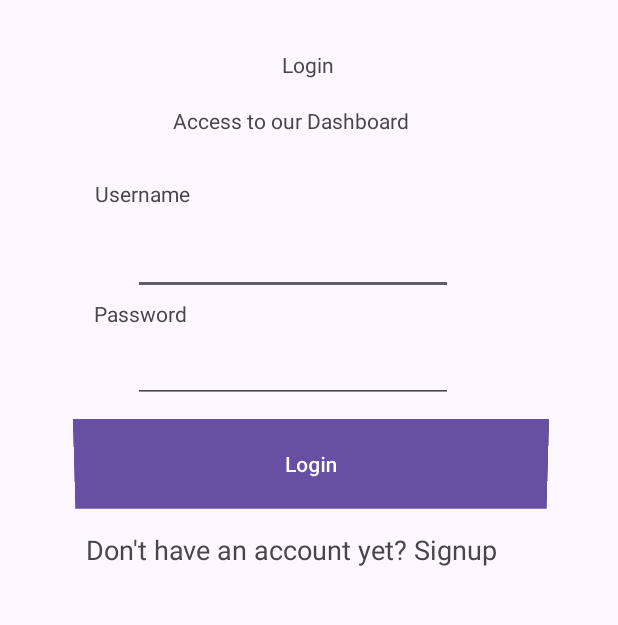
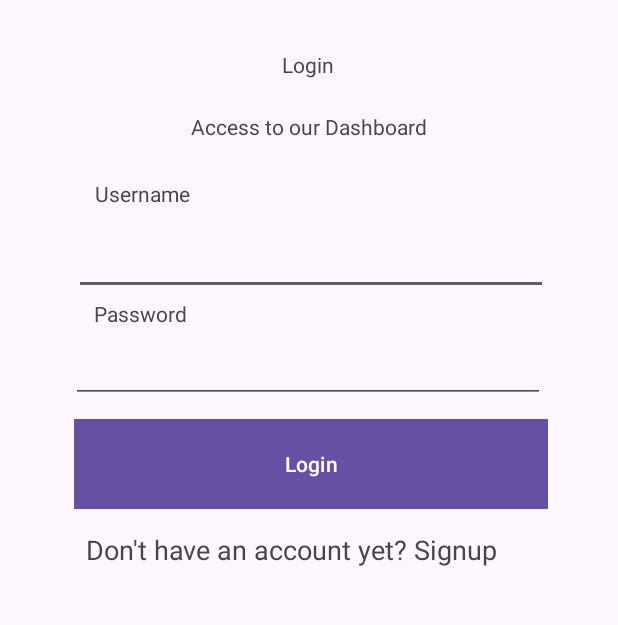
Before and after one commit to Athulya-cloud/dashboard-management, an Android app: the screen it shows after launch (LoginActivity), on a phone screen of 412 x 824 dp, the part 229-854 px from its top. Run offline under Robolectric (Android 15) with nearby library versions, the phone set to English and light mode, and no system bars.

Commit message:
Version of Login Page v1.0

```diff
--- a/app/src/main/java/com/example/mata_eikonatech/LoginActivity.java
+++ b/app/src/main/java/com/example/mata_eikonatech/LoginActivity.java
@@ -1,7 +1,13 @@
 package com.example.mata_eikonatech;
 
 import android.os.AsyncTask;
+import android.os.Bundle;
 import android.util.Log;
+import android.view.View;
+import android.widget.Button;
+import android.widget.EditText;
+import android.widget.Toast;
+import androidx.appcompat.app.AppCompatActivity;
 import org.json.JSONException;
 import org.json.JSONObject;
 import java.io.BufferedReader;
@@ -10,36 +16,55 @@ import java.io.InputStreamReader;
 import java.io.OutputStream;
 import java.net.HttpURLConnection;
 import java.net.URL;
-import androidx.appcompat.app.AppCompatActivity;
-
-import android.os.Bundle;
 
 public class LoginActivity extends AppCompatActivity {
+
+    private EditText usernameEditText;
+    private EditText passwordEditText;
+    private Button loginButton;
 
     @Override
     protected void onCreate(Bundle savedInstanceState) {
         super.onCreate(savedInstanceState);
         setContentView(R.layout.loginactivity);
 
-        // Call the login method when the activity is created
-        login("exampleUsername", "examplePassword");
+        usernameEditText = findViewById(R.id.usernameEditText);
+        passwordEditText = findViewById(R.id.passwordEditText);
+        loginButton = findViewById(R.id.loginButton);
+
+        loginButton.setOnClickListener(new View.OnClickListener() {
+            @Override
+            public void onClick(View v) {
+                String username = usernameEditText.getText().toString().trim();
+                String password = passwordEditText.getText().toString().trim();
+                login(username, password);
+            }
+        });
     }
 
     private void login(String username, String password) {
         new LoginTask(username, password, new LoginTask.LoginListener() {
             @Override
             public void onLoginSuccess(String authToken) {
-                // Handle successful login
+                // Store the bearer token securely (e.g., in SharedPreferences)
+                // Navigate to the next screen
+                Toast.makeText(LoginActivity.this, "Login successful", Toast.LENGTH_SHORT).show();
             }
 
             @Override
             public void onLoginError(String errorMessage) {
-                // Handle login error
+                // Display error message to the user
+                Toast.makeText(LoginActivity.this, errorMessage, Toast.LENGTH_SHORT).show();
             }
         }).execute();
     }
 
     private static class LoginTask extends AsyncTask<Void, Void, String> {
+        public interface LoginListener {
+            void onLoginSuccess(String authToken);
+
+            void onLoginError(String errorMessage);
+        }
 
         private static final String BASE_URL = "http://103.74.54.133:8080/apis/V1/authenticate";
         private String username;
@@ -92,7 +117,6 @@ public class LoginActivity extends AppCompatActivity {
                 }
             }
         }
-
         @Override
         protected void onPostExecute(String response) {
             if (response != null) {
@@ -109,9 +133,5 @@ public class LoginActivity extends AppCompatActivity {
             }
         }
 
-        public interface LoginListener {
-            void onLoginSuccess(String authToken);
-            void onLoginError(String errorMessage);
-        }
     }
 }
--- a/app/src/main/res/layout/loginactivity.xml
+++ b/app/src/main/res/layout/loginactivity.xml
@@ -22,14 +22,14 @@
         app:layout_constraintVertical_bias="0.646" />
 
     <EditText
-        android:id="@+id/editTextText"
-        android:layout_width="wrap_content"
+        android:id="@+id/usernameEditText"
+        android:layout_width="316dp"
         android:layout_height="wrap_content"
         android:ems="10"
         android:inputType="text"
         app:layout_constraintBottom_toBottomOf="parent"
         app:layout_constraintEnd_toEndOf="parent"
-        app:layout_constraintHorizontal_bias="0.447"
+        app:layout_constraintHorizontal_bias="0.515"
         app:layout_constraintStart_toStartOf="parent"
         app:layout_constraintTop_toTopOf="parent"
         app:layout_constraintVertical_bias="0.39" />
@@ -59,14 +59,14 @@
         app:layout_constraintVertical_bias="0.442" />
 
     <EditText
-        android:id="@+id/editTextTextPassword"
-        android:layout_width="wrap_content"
+        android:id="@+id/passwordEditText"
+        android:layout_width="316dp"
         android:layout_height="wrap_content"
         android:ems="10"
         android:inputType="textPassword"
         app:layout_constraintBottom_toBottomOf="parent"
         app:layout_constraintEnd_toEndOf="parent"
-        app:layout_constraintHorizontal_bias="0.447"
+        app:layout_constraintHorizontal_bias="0.494"
         app:layout_constraintStart_toStartOf="parent"
         app:layout_constraintTop_toTopOf="parent"
         app:layout_constraintVertical_bias="0.483" />
@@ -85,25 +85,23 @@
 
     <TextView
         android:id="@+id/textView5"
-        android:layout_width="207dp"
+        android:layout_width="wrap_content"
         android:layout_height="27dp"
         android:text="Access to our Dashboard"
         app:layout_constraintBottom_toBottomOf="parent"
         app:layout_constraintEnd_toEndOf="parent"
-        app:layout_constraintHorizontal_bias="0.563"
         app:layout_constraintStart_toStartOf="parent"
         app:layout_constraintTop_toTopOf="parent"
-        app:layout_constraintVertical_bias="0.28" />
+        app:layout_constraintVertical_bias="0.285" />
 
     <Button
-        android:id="@+id/button"
+        android:id="@+id/loginButton"
         android:layout_width="316dp"
 
         android:layout_height="60dp"
 
         android:layout_marginTop="30dp"
         android:background="#E89692"
-        android:rotationX="-4"
         android:text="Login"
         app:layout_constraintBottom_toBottomOf="parent"
         app:layout_constraintEnd_toEndOf="parent"
```
